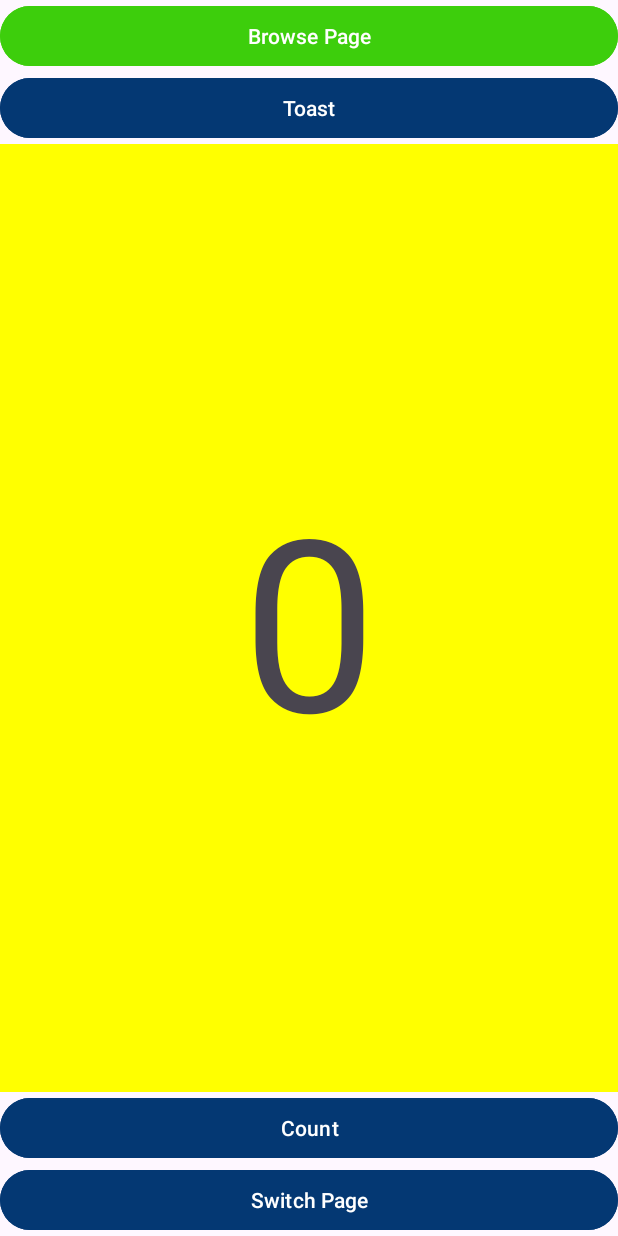
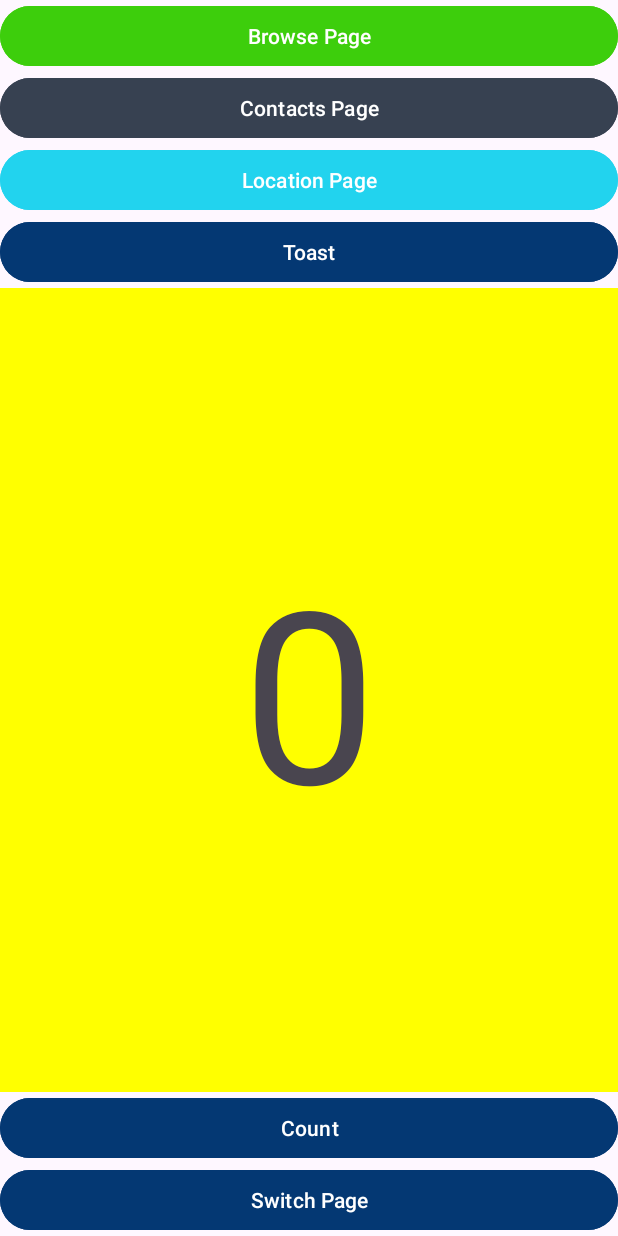
Before and after one commit to fauzanashshidiq/hello-toast, an Android app: the screen it shows after launch (MainActivity), on a phone screen of 412 x 824 dp. Run offline under Robolectric (Android 15) with nearby library versions, the phone set to English and light mode, and no system bars.

Commit message:
feat(main): add intent implicit contact & location

```diff
--- a/app/src/main/java/com/example/hellotoast/MainActivity.kt
+++ b/app/src/main/java/com/example/hellotoast/MainActivity.kt
@@ -3,6 +3,7 @@ package com.example.hellotoast
 import android.content.Intent
 import android.net.Uri
 import android.os.Bundle
+import android.provider.ContactsContract
 import android.view.View
 import android.widget.Button
 import android.widget.TextView
@@ -23,6 +24,8 @@ class MainActivity : AppCompatActivity() {
         val buttonToast = findViewById<Button>(R.id.button_toast)
         val buttonSwitchPage = findViewById<Button>(R.id.button_switchpage)
         val buttonBrowser = findViewById<Button>(R.id.button_browser)
+        val buttonContact = findViewById<Button>(R.id.button_contact)
+        val buttonLocation = findViewById<Button>(R.id.button_location)
 
         buttonCountUp.setOnClickListener(View.OnClickListener{
             mCount++
@@ -43,10 +46,22 @@ class MainActivity : AppCompatActivity() {
             intentbrowse.setData(Uri.parse("https://www.google.com"))
             startActivity(intentbrowse)
         })
+        buttonContact.setOnClickListener (View.OnClickListener{
+            val intentcontact = Intent(Intent.ACTION_VIEW)
+            intentcontact.data = ContactsContract.Contacts.CONTENT_URI
+            startActivity(intentcontact)
+        })
+        buttonLocation.setOnClickListener (View.OnClickListener{
+            val intentlocation = Intent(Intent.ACTION_VIEW)
+            intentlocation.setData(Uri.parse("geo:-6.930439419113542,107.71790564049459?q=-6.930439419113542,107.71790564049459(UIN+Sunan+Gunung+Djati+Bandung)\n"))
+            intent.setPackage("com.google.android.maps")
+            startActivity(intentlocation)
+        })
         ViewCompat.setOnApplyWindowInsetsListener(findViewById(R.id.main)) { v, insets ->
             val systemBars = insets.getInsets(WindowInsetsCompat.Type.systemBars())
             v.setPadding(systemBars.left, systemBars.top, systemBars.right, systemBars.bottom)
             insets
         }
     }
+
 }
--- a/app/src/main/res/layout/activity_main.xml
+++ b/app/src/main/res/layout/activity_main.xml
@@ -18,6 +18,22 @@
         android:layout_height="wrap_content"
         android:backgroundTint="#3DCE0C"
         android:text="@string/button_label_browser"
+        android:textColor="@color/white"/>
+
+    <Button
+        android:id="@+id/button_contact"
+        android:layout_width="match_parent"
+        android:layout_height="wrap_content"
+        android:backgroundTint="#374151"
+        android:text="@string/button_label_contact"
+        android:textColor="@color/white"/>
+
+    <Button
+        android:id="@+id/button_location"
+        android:layout_width="match_parent"
+        android:layout_height="wrap_content"
+        android:backgroundTint="#22D3EE"
+        android:text="@string/button_label_location"
         android:textColor="@color/white"/>
 
     <Button
--- a/app/src/main/res/values/strings.xml
+++ b/app/src/main/res/values/strings.xml
@@ -7,4 +7,6 @@
     <string name="text_header">Halaman ke-2</string>
     <string name="button_label_pindah">Switch Page</string>
     <string name="button_label_browser">Browse Page</string>
+    <string name="button_label_contact">Contacts Page</string>
+    <string name="button_label_location">Location Page</string>
 </resources>
--- a/gradle/libs.versions.toml
+++ b/gradle/libs.versions.toml
@@ -9,6 +9,7 @@ appcompat = "1.6.1"
 material = "1.10.0"
 activity = "1.10.1"
 constraintlayout = "2.1.4"
+playServicesLocation = "21.3.0"
 
 [libraries]
 androidx-core-ktx = { group = "androidx.core", name = "core-ktx", version.ref = "coreKtx" }
@@ -19,6 +20,7 @@ androidx-appcompat = { group = "androidx.appcompat", name = "appcompat", version
 material = { group = "com.google.android.material", name = "material", version.ref = "material" }
 androidx-activity = { group = "androidx.activity", name = "activity", version.ref = "activity" }
 androidx-constraintlayout = { group = "androidx.constraintlayout", name = "constraintlayout", version.ref = "constraintlayout" }
+play-services-location = { group = "com.google.android.gms", name = "play-services-location", version.ref = "playServicesLocation" }
 
 [plugins]
 android-application = { id = "com.android.application", version.ref = "agp" }
```
